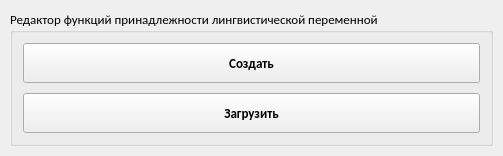
First picture: the form in ui/menu_window.ui, repository WeeIIer/knowledge_representation-lab_2, before the edit.
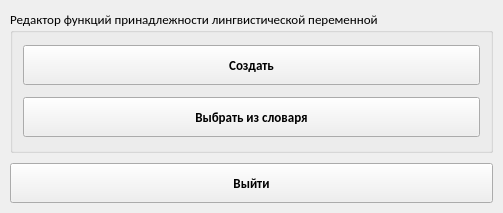
Second picture: the form after the edit.

The edit to the form file:
```diff
--- a/ui/menu_window.ui
+++ b/ui/menu_window.ui
@@ -7,7 +7,7 @@
     <x>0</x>
     <y>0</y>
     <width>503</width>
-    <height>149</height>
+    <height>213</height>
    </rect>
   </property>
   <property name="sizePolicy">
@@ -31,7 +31,7 @@
   <property name="windowTitle">
    <string>Меню</string>
   </property>
-  <layout class="QHBoxLayout" name="horizontalLayout_2">
+  <layout class="QVBoxLayout" name="verticalLayout_3">
    <property name="spacing">
     <number>10</number>
    </property>
@@ -137,7 +137,7 @@
            <cursorShape>PointingHandCursor</cursorShape>
           </property>
           <property name="text">
-           <string>Загрузить</string>
+           <string>Выбрать из словаря</string>
           </property>
           <property name="iconSize">
            <size>
@@ -152,6 +152,34 @@
      </item>
     </layout>
    </item>
+   <item>
+    <widget class="QPushButton" name="button_exit">
+     <property name="minimumSize">
+      <size>
+       <width>100</width>
+       <height>40</height>
+      </size>
+     </property>
+     <property name="font">
+      <font>
+       <weight>75</weight>
+       <bold>true</bold>
+      </font>
+     </property>
+     <property name="cursor">
+      <cursorShape>PointingHandCursor</cursorShape>
+     </property>
+     <property name="text">
+      <string>Выйти</string>
+     </property>
+     <property name="iconSize">
+      <size>
+       <width>24</width>
+       <height>24</height>
+      </size>
+     </property>
+    </widget>
+   </item>
   </layout>
  </widget>
  <resources/>
```
